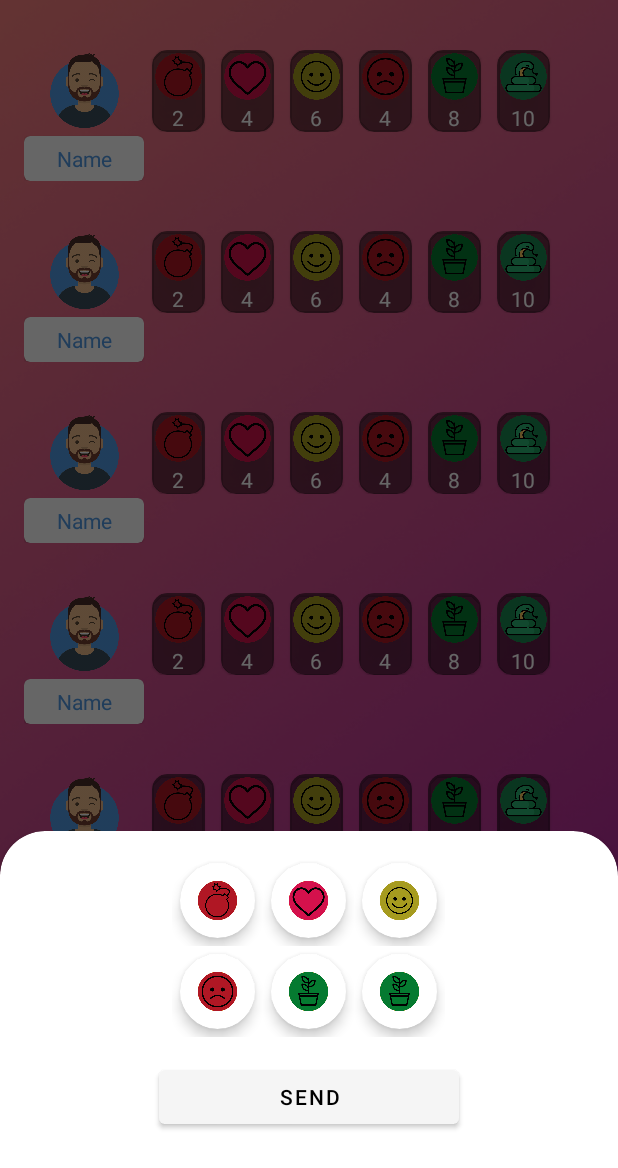
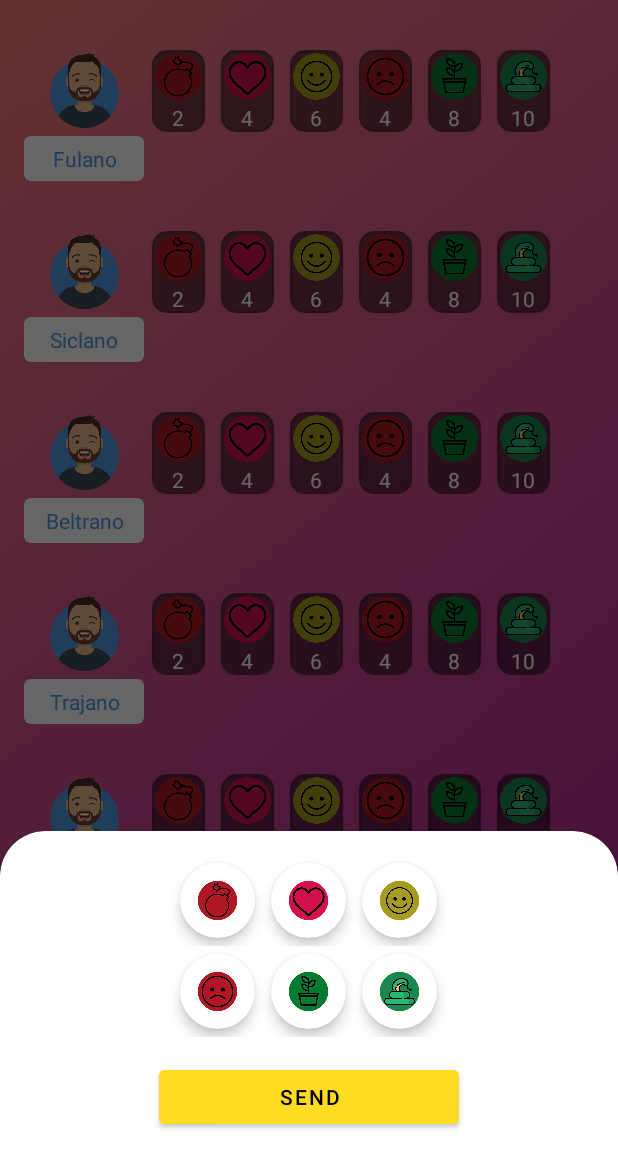
Before and after one commit to samirmaciel/Queridometro-NodeJS, an Android app: the HomeScreen screen opened directly, with no data from a screen before it, after a tap on "SEND EMOJI", on a phone screen of 412 x 824 dp. Shown: the top 1168 px of the screen. Run offline under Robolectric (Android 15) with nearby library versions, the phone set to English and light mode, and no system bars; libraries missing offline, so code that uses them is left out: io.socket.client; 6 statements that could not run were skipped.

Commit message:
receive data from socket and set to recyclerview check

```diff
--- a/app/build.gradle
+++ b/app/build.gradle
@@ -62,4 +62,8 @@ dependencies {
         //noinspection DuplicatePlatformClasses
         exclude group: 'org.json', module: 'json'
     }
+
+    implementation 'com.beust:klaxon:5.5'
+    implementation 'com.fasterxml.jackson.core:jackson-databind:2.11.1'
+
 }
--- a/app/src/main/java/com/example/queridometroapp/Feature/Domain/Model/User.kt
+++ b/app/src/main/java/com/example/queridometroapp/Feature/Domain/Model/User.kt
@@ -1,9 +1,10 @@
 package com.example.queridometroapp.Feature.Domain.Model
 
 import com.example.queridometroapp.R
+import java.lang.reflect.Array
 
 data class User(
-    val id : Int,
-    val name : String,
-    var emojis : MutableList<Int> = mutableListOf(0,0,0,0,0,0)
+    val id: Int = 0,
+    val name: String,
+    var emojis: MutableList<Int>
 )
--- a/app/src/main/java/com/example/queridometroapp/Feature/Modules/Adapter/SelectEmojiRecyclerAdapter.kt
+++ b/app/src/main/java/com/example/queridometroapp/Feature/Modules/Adapter/SelectEmojiRecyclerAdapter.kt
@@ -11,14 +11,14 @@ import androidx.recyclerview.widget.RecyclerView
 import com.example.queridometroapp.Feature.Domain.Model.Emoji
 import com.example.queridometroapp.R
 
-class SelectEmojiRecyclerAdapter(val itemList : List<Emoji>, val context : Context) : RecyclerView.Adapter<SelectEmojiRecyclerAdapter.MyViewHolder>() {
+class SelectEmojiRecyclerAdapter(val itemClick : (Int) -> Unit, val itemList : List<Emoji>, val context : Context) : RecyclerView.Adapter<SelectEmojiRecyclerAdapter.MyViewHolder>() {
 
     override fun onCreateViewHolder(parent: ViewGroup, viewType: Int): MyViewHolder {
         return MyViewHolder(LayoutInflater.from(parent.context).inflate(R.layout.item_rvemoji, parent, false))
     }
 
     override fun onBindViewHolder(holder: MyViewHolder, position: Int) {
-        holder.bindItem(position)
+        holder.bindItem(position, itemClick)
     }
 
     override fun getItemCount(): Int {
@@ -30,12 +30,28 @@ class SelectEmojiRecyclerAdapter(val itemList : List<Emoji>, val context : Conte
         val emojiIcon = itemView.findViewById<ImageView>(R.id.ivEmoji)
         val cardView = itemView.findViewById<CardView>(R.id.cardViewEmoji)
 
-         fun bindItem(position : Int){
+         fun bindItem(position : Int, itemClick: (Int) -> Unit){
              emojiIcon.setImageResource(itemList[position].drawableID)
+
+             if(itemList[position].isSelected){
+                 cardView.setCardBackgroundColor(context.resources.getColor(R.color.blue))
+             }else{
+                 cardView.setCardBackgroundColor(context.resources.getColor(R.color.white))
+             }
+
              cardView.setOnClickListener{
                  if(!itemList[position].isSelected){
                      cardView.setCardBackgroundColor(context.resources.getColor(R.color.blue))
                      itemList[position].isSelected= true
+                     itemClick(itemList[position].drawableID)
+                     itemList.forEach{
+                         if(itemList[position].drawableID != it.drawableID){
+                             it.isSelected = false
+                         }
+
+                         notifyDataSetChanged()
+                     }
+
                  }else{
                      cardView.setCardBackgroundColor(context.resources.getColor(R.color.white))
                      itemList[position].isSelected = false
--- a/app/src/main/java/com/example/queridometroapp/Feature/Modules/Adapter/UsersCarouselRecyclerViewAdapter.kt
+++ b/app/src/main/java/com/example/queridometroapp/Feature/Modules/Adapter/UsersCarouselRecyclerViewAdapter.kt
@@ -28,14 +28,14 @@ class UsersCarouselRecyclerViewAdapter : RecyclerView.Adapter<UsersCarouselRecyc
 
         fun bindItem(user : User){
 
-            if(itemList.size > 0){
+                itemView.findViewById<TextView>(R.id.tvUserName).text = user.name
                 itemView.findViewById<TextView>(R.id.tvCountBomb).text = user.emojis[0].toString()
                 itemView.findViewById<TextView>(R.id.tvCountHert).text = user.emojis[1].toString()
                 itemView.findViewById<TextView>(R.id.tvCountSmile).text = user.emojis[2].toString()
                 itemView.findViewById<TextView>(R.id.tvCountSad).text = user.emojis[3].toString()
                 itemView.findViewById<TextView>(R.id.tvCountPlant).text = user.emojis[4].toString()
                 itemView.findViewById<TextView>(R.id.tvCountSnake).text = user.emojis[5].toString()
-            }
+
 
         }
 
--- a/app/src/main/java/com/example/queridometroapp/Feature/Modules/HomeScreen/HomeScreen.kt
+++ b/app/src/main/java/com/example/queridometroapp/Feature/Modules/HomeScreen/HomeScreen.kt
@@ -1,10 +1,12 @@
 package com.example.queridometroapp.Feature.Modules.HomeScreen
 
+import android.os.Build
 import androidx.appcompat.app.AppCompatActivity
 import android.os.Bundle
 import android.util.Log
 import android.view.View
 import androidx.activity.viewModels
+import androidx.annotation.RequiresApi
 import androidx.recyclerview.widget.LinearLayoutManager
 import com.example.queridometroapp.Feature.Mock
 import com.example.queridometroapp.Feature.Modules.Adapter.UsersCarouselRecyclerViewAdapter
@@ -26,6 +28,7 @@ class HomeScreen : AppCompatActivity() {
         initComponents()
     }
 
+    @RequiresApi(Build.VERSION_CODES.N)
     override fun onResume() {
         super.onResume()
 
@@ -34,6 +37,11 @@ class HomeScreen : AppCompatActivity() {
         viewModel.userName = intent.getStringExtra("userName").toString()
         viewModel.registerUserName()
 
+        viewModel.emojiSelected.observe(this){
+            binding.tvMessageConnection.visibility = View.VISIBLE
+            binding.tvMessageConnection.text = it.toString()
+        }
+
         binding.btnSendEmoji.setOnClickListener{
             SelectEmojiBottomSheet().show(supportFragmentManager, "SelectEmojiBottomSheet")
         }
@@ -41,7 +49,11 @@ class HomeScreen : AppCompatActivity() {
         recyclerAdapter.itemList = Mock.getUsersList()
 
         viewModel.userList.observe(this){
-            Log.d("SocketListenerUser", "onResume: ")
+            if(it.size > 0 ){
+                recyclerAdapter.itemList = it
+                recyclerAdapter.notifyDataSetChanged()
+            }
+
         }
     }
 
--- a/app/src/main/java/com/example/queridometroapp/Feature/Modules/HomeScreen/HomeScreenViewModel.kt
+++ b/app/src/main/java/com/example/queridometroapp/Feature/Modules/HomeScreen/HomeScreenViewModel.kt
@@ -1,24 +1,24 @@
 package com.example.queridometroapp.Feature.Modules.HomeScreen
 
+import android.os.Build
 import android.util.Log
+import androidx.annotation.RequiresApi
 import androidx.lifecycle.MutableLiveData
 import androidx.lifecycle.ViewModel
-import androidx.lifecycle.viewModelScope
 import com.example.queridometroapp.Feature.Connetion.SocketHandler
+import com.example.queridometroapp.Feature.Domain.Model.User
+import com.example.queridometroapp.Feature.GetJson
 import io.socket.client.Socket
-import kotlinx.coroutines.launch
-import org.json.JSONArray
-import org.json.JSONObject
-import java.util.*
 
+@RequiresApi(Build.VERSION_CODES.N)
 class HomeScreenViewModel : ViewModel(){
 
     lateinit var socketConnection : Socket
     private var connection : Socket? = null
     var checkConnection : MutableLiveData<String> = MutableLiveData()
     var userName : String = "Default"
-
-    var userList : MutableLiveData<MutableList<String>> = MutableLiveData(mutableListOf())
+    var emojiSelected : MutableLiveData<Int> = MutableLiveData(0)
+    var userList : MutableLiveData<MutableList<User>> = MutableLiveData(mutableListOf())
 
     init {
         socketConnection = SocketHandler.getSocket()
@@ -34,22 +34,33 @@ class HomeScreenViewModel : ViewModel(){
         socketConnection.emit("registerUser", userName )
     }
 
+    @RequiresApi(Build.VERSION_CODES.N)
     fun setListeners(){
 
         socketConnection.on("usersUpdate") { args ->
-            if(args.size > 0){
 
-            }
-            Log.e("SOCKETFUCK", "setListeners: " )
+
         }
 
-        socketConnection.emit("json", "FOIFOI")
+        socketConnection.on("usersUpdate") { args ->
+            val json = GetJson.getMap(args[0].toString())
 
-        socketConnection.on("usersUpdate") { args ->
-            Log.e("SOCKETFUCK", "setListeners: " + args[0].toString() )
+            val d : Map<String, Object> = json as Map<String, Object>
+
+            var tempList = mutableListOf<User>()
+            d.forEach { s, p ->
+                var e = GetJson.getArray(p.toString())
+                val user = User(
+                    name = s,
+                    emojis = e.toMutableList()
+                )
+                tempList.add(user)
+            }
+
+            userList.postValue(tempList)
+
         }
 
     }
 
-
 }
--- a/app/src/main/java/com/example/queridometroapp/Feature/Modules/SelectEmojiBottomSheet/SelectEmojiBottomSheet.kt
+++ b/app/src/main/java/com/example/queridometroapp/Feature/Modules/SelectEmojiBottomSheet/SelectEmojiBottomSheet.kt
@@ -4,9 +4,11 @@ import android.os.Bundle
 import android.view.LayoutInflater
 import android.view.View
 import android.view.ViewGroup
+import androidx.fragment.app.activityViewModels
 import androidx.recyclerview.widget.GridLayoutManager
 import com.example.queridometroapp.Feature.Domain.Model.Emoji
 import com.example.queridometroapp.Feature.Modules.Adapter.SelectEmojiRecyclerAdapter
+import com.example.queridometroapp.Feature.Modules.HomeScreen.HomeScreenViewModel
 import com.example.queridometroapp.R
 import com.example.queridometroapp.databinding.BottomsheetSendemojiBinding
 import com.google.android.material.bottomsheet.BottomSheetDialogFragment
@@ -16,6 +18,7 @@ class SelectEmojiBottomSheet : BottomSheetDialogFragment() {
     private var _binding : BottomsheetSendemojiBinding? = null
     private val binding : BottomsheetSendemojiBinding get() = _binding!!
     lateinit var recyclerAdapter : SelectEmojiRecyclerAdapter
+    private val viewModel : HomeScreenViewModel by activityViewModels()
 
     override fun onCreateView(
         inflater: LayoutInflater,
@@ -34,10 +37,16 @@ class SelectEmojiBottomSheet : BottomSheetDialogFragment() {
     override fun onResume() {
         super.onResume()
         initComponents()
+
+        binding.btnSelectedEmoji.setOnClickListener{
+            dismiss()
+        }
     }
 
     private fun initComponents(){
-        recyclerAdapter = SelectEmojiRecyclerAdapter(getEmojiList(), requireContext())
+        recyclerAdapter = SelectEmojiRecyclerAdapter({ drawableID ->
+               viewModel.emojiSelected.value = drawableID
+        },getEmojiList(), requireContext())
         binding.rvSelectEmoji.layoutManager = GridLayoutManager(requireContext(),3)
         binding.rvSelectEmoji.adapter = recyclerAdapter
     }
@@ -60,7 +69,7 @@ class SelectEmojiBottomSheet : BottomSheetDialogFragment() {
                 R.drawable.planta
             ),
             Emoji(
-                R.drawable.planta
+                R.drawable.cobra
             )
         )
     }
--- a/app/src/main/res/layout/bottomsheet_sendemoji.xml
+++ b/app/src/main/res/layout/bottomsheet_sendemoji.xml
@@ -31,9 +31,11 @@
                 android:id="@+id/rvSelectEmoji"/>
 
             <com.google.android.material.button.MaterialButton
+                android:id="@+id/btnSelectedEmoji"
                 android:layout_width="200dp"
                 android:layout_height="wrap_content"
                 android:textColor="@color/black"
+                android:backgroundTint="@color/yellow"
                 android:text="@string/title_send"/>
         </LinearLayout>
     </com.google.android.material.card.MaterialCardView>
--- a/app/src/main/res/layout/item_user.xml
+++ b/app/src/main/res/layout/item_user.xml
@@ -24,6 +24,7 @@
         app:layout_constraintTop_toBottomOf="@id/ivUserAvatar"
         app:cardBackgroundColor="@color/white">
         <TextView
+            android:id="@+id/tvUserName"
             android:layout_width="match_parent"
             android:layout_height="match_parent"
             android:text="Name"
--- a/app/src/main/res/values/themes.xml
+++ b/app/src/main/res/values/themes.xml
@@ -4,7 +4,7 @@
         <!-- Primary brand color. -->
         <item name="colorPrimary">@color/yellow</item>
         <item name="colorPrimaryVariant">@color/purple_700</item>
-        <item name="colorOnPrimary">@color/white</item>
+        <item name="colorOnPrimary">@color/black</item>
         <!-- Secondary brand color. -->
         <item name="colorSecondary">@color/blue</item>
         <item name="colorSecondaryVariant">@color/teal_700</item>
```
Also changed, not shown: app/src/main/java/com/example/queridometroapp/Feature/GetJson.java (added, +20 -0 lines).
